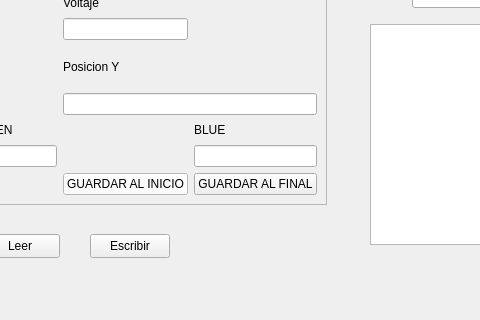
Before: the Qt Designer form mainwindow.ui in DanielGuillen27/Act_6_sem_algoritmia_tabla, drawn with Qt 5; both pictures show x 180 to 660 and y 125 to 445 of the 1003 by 445 pixel window.
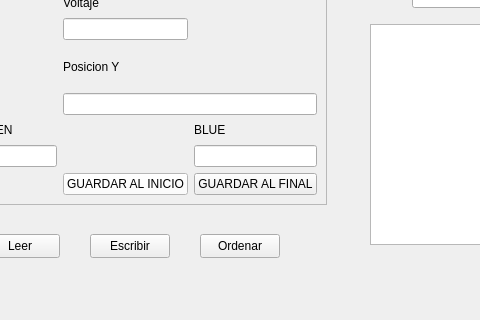
After: the same form once the commit is applied.

```diff
--- a/mainwindow.ui
+++ b/mainwindow.ui
@@ -254,6 +254,19 @@
      </rect>
     </property>
    </widget>
+   <widget class="QPushButton" name="btnOrdenar">
+    <property name="geometry">
+     <rect>
+      <x>380</x>
+      <y>340</y>
+      <width>80</width>
+      <height>24</height>
+     </rect>
+    </property>
+    <property name="text">
+     <string>Ordenar</string>
+    </property>
+   </widget>
   </widget>
   <widget class="QMenuBar" name="menubar">
    <property name="geometry">
```
